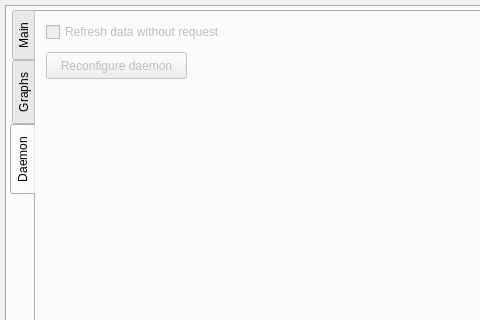
Above: radeon-profile/radeon_profile.ui from marazmista/radeon-profile before the change; both pictures show x 0 to 480 and y 0 to 320 of the 736 by 435 pixel window. Below: the same form after it.
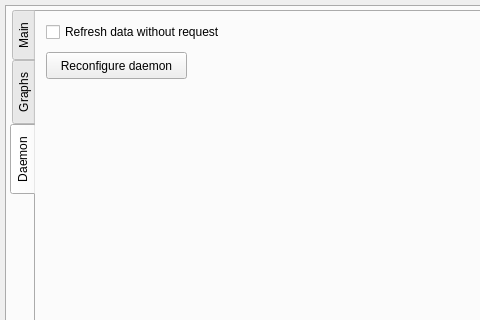
That is the form after the change. Icons and pictures are not drawn. Custom widgets are drawn as their Qt base class.

Commit message: fixed timer bug, timers enabled again

```diff
--- a/radeon-profile/radeon_profile.ui
+++ b/radeon-profile/radeon_profile.ui
@@ -1248,7 +1248,7 @@
            </attribute>
            <widget class="QCheckBox" name="cb_daemonAutoRefresh">
             <property name="enabled">
-             <bool>false</bool>
+             <bool>true</bool>
             </property>
             <property name="geometry">
              <rect>
@@ -1267,7 +1267,7 @@
            </widget>
            <widget class="QPushButton" name="btn_reconfigureDaemon">
             <property name="enabled">
-             <bool>false</bool>
+             <bool>true</bool>
             </property>
             <property name="geometry">
              <rect>
```
The commit also changes 2 other files.
